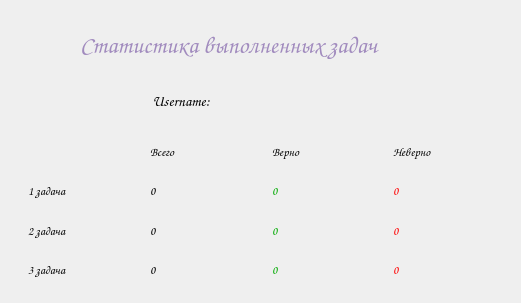
fdorii/TechProg2026_Shpunya, file statisticwindow.ui: the form before one commit.
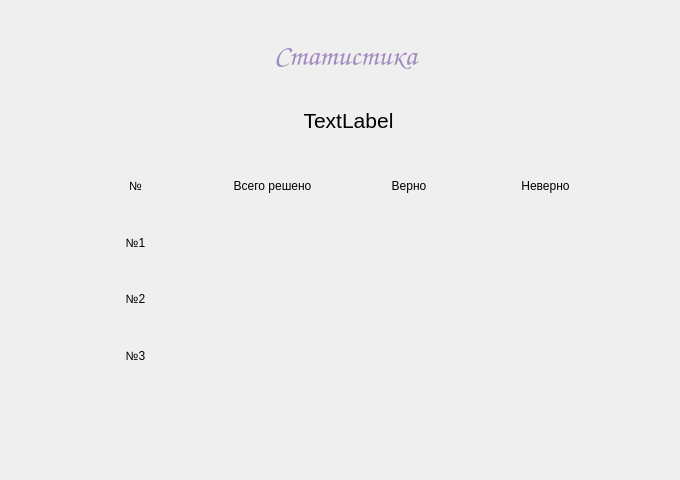
The form after the commit.

Commit message: Статистика исправлена

Patch:
```diff
--- a/statisticwindow.ui
+++ b/statisticwindow.ui
@@ -6,57 +6,19 @@
    <rect>
     <x>0</x>
     <y>0</y>
-    <width>521</width>
-    <height>303</height>
+    <width>680</width>
+    <height>480</height>
    </rect>
   </property>
   <property name="windowTitle">
    <string>Form</string>
   </property>
-  <widget class="QWidget" name="horizontalLayoutWidget">
+  <widget class="QLabel" name="label">
    <property name="geometry">
     <rect>
-     <x>90</x>
-     <y>80</y>
-     <width>341</width>
-     <height>41</height>
-    </rect>
-   </property>
-   <layout class="QHBoxLayout" name="horizontalLayout">
-    <item>
-     <widget class="QLabel" name="label">
-      <property name="font">
-       <font>
-        <family>Comic Sans MS</family>
-        <pointsize>11</pointsize>
-       </font>
-      </property>
-      <property name="text">
-       <string>                   Username:</string>
-      </property>
-     </widget>
-    </item>
-    <item>
-     <widget class="QLabel" name="usernameLabel">
-      <property name="font">
-       <font>
-        <family>Comic Sans MS</family>
-        <pointsize>11</pointsize>
-       </font>
-      </property>
-      <property name="text">
-       <string/>
-      </property>
-     </widget>
-    </item>
-   </layout>
-  </widget>
-  <widget class="QLabel" name="label_2">
-   <property name="geometry">
-    <rect>
-     <x>80</x>
-     <y>30</y>
-     <width>401</width>
+     <x>220</x>
+     <y>40</y>
+     <width>251</width>
      <height>31</height>
     </rect>
    </property>
@@ -90,390 +52,212 @@
    <property name="font">
     <font>
      <family>Comic Sans MS</family>
-     <pointsize>18</pointsize>
+     <pointsize>22</pointsize>
     </font>
    </property>
+   <property name="layoutDirection">
+    <enum>Qt::LayoutDirection::LeftToRight</enum>
+   </property>
    <property name="text">
-    <string>Статистика выполненных задач</string>
+    <string>Статистика</string>
+   </property>
+   <property name="alignment">
+    <set>Qt::AlignmentFlag::AlignCenter</set>
    </property>
   </widget>
   <widget class="QWidget" name="horizontalLayoutWidget_2">
    <property name="geometry">
     <rect>
-     <x>28</x>
-     <y>135</y>
-     <width>481</width>
-     <height>151</height>
+     <x>70</x>
+     <y>160</y>
+     <width>541</width>
+     <height>221</height>
     </rect>
    </property>
-   <layout class="QHBoxLayout" name="horizontalLayout_2">
-    <item>
-     <layout class="QVBoxLayout" name="verticalLayout_2">
-      <item>
-       <widget class="QLabel" name="label_7">
-        <property name="text">
-         <string/>
-        </property>
-       </widget>
-      </item>
-      <item>
-       <widget class="QLabel" name="label_4">
-        <property name="font">
-         <font>
-          <family>Comic Sans MS</family>
-         </font>
-        </property>
-        <property name="text">
-         <string>1 задача</string>
-        </property>
-       </widget>
-      </item>
-      <item>
-       <widget class="QLabel" name="label_5">
-        <property name="font">
-         <font>
-          <family>Comic Sans MS</family>
-         </font>
-        </property>
-        <property name="text">
-         <string>2 задача</string>
-        </property>
-       </widget>
-      </item>
-      <item>
-       <widget class="QLabel" name="label_6">
-        <property name="font">
-         <font>
-          <family>Comic Sans MS</family>
-         </font>
-        </property>
-        <property name="text">
-         <string>3 задача</string>
-        </property>
-       </widget>
-      </item>
-     </layout>
+   <layout class="QGridLayout" name="gridLayout">
+    <item row="3" column="0">
+     <widget class="QLabel" name="label_5">
+      <property name="text">
+       <string>№3</string>
+      </property>
+      <property name="alignment">
+       <set>Qt::AlignmentFlag::AlignCenter</set>
+      </property>
+     </widget>
     </item>
-    <item>
-     <layout class="QVBoxLayout" name="verticalLayout_3">
-      <item>
-       <widget class="QLabel" name="label_8">
-        <property name="font">
-         <font>
-          <family>Comic Sans MS</family>
-         </font>
-        </property>
-        <property name="text">
-         <string>Всего</string>
-        </property>
-       </widget>
-      </item>
-      <item>
-       <widget class="QLabel" name="cnt_1taskLabel">
-        <property name="font">
-         <font>
-          <family>Comic Sans MS</family>
-         </font>
-        </property>
-        <property name="text">
-         <string>0</string>
-        </property>
-       </widget>
-      </item>
-      <item>
-       <widget class="QLabel" name="cnt_2taskLabel">
-        <property name="font">
-         <font>
-          <family>Comic Sans MS</family>
-         </font>
-        </property>
-        <property name="text">
-         <string>0</string>
-        </property>
-       </widget>
-      </item>
-      <item>
-       <widget class="QLabel" name="cnt_3taskLabel">
-        <property name="font">
-         <font>
-          <family>Comic Sans MS</family>
-         </font>
-        </property>
-        <property name="text">
-         <string>0</string>
-        </property>
-       </widget>
-      </item>
-     </layout>
+    <item row="3" column="1">
+     <widget class="QLabel" name="cnt_3taskLabel">
+      <property name="text">
+       <string/>
+      </property>
+      <property name="alignment">
+       <set>Qt::AlignmentFlag::AlignCenter</set>
+      </property>
+     </widget>
     </item>
-    <item>
-     <layout class="QVBoxLayout" name="verticalLayout_7">
-      <item>
-       <widget class="QLabel" name="label_9">
-        <property name="font">
-         <font>
-          <family>Comic Sans MS</family>
-         </font>
-        </property>
-        <property name="text">
-         <string>Верно</string>
-        </property>
-       </widget>
-      </item>
-      <item>
-       <widget class="QLabel" name="r_1taskLabel">
-        <property name="palette">
-         <palette>
-          <active>
-           <colorrole role="WindowText">
-            <brush brushstyle="SolidPattern">
-             <color alpha="255">
-              <red>0</red>
-              <green>170</green>
-              <blue>0</blue>
-             </color>
-            </brush>
-           </colorrole>
-          </active>
-          <inactive>
-           <colorrole role="WindowText">
-            <brush brushstyle="SolidPattern">
-             <color alpha="255">
-              <red>0</red>
-              <green>170</green>
-              <blue>0</blue>
-             </color>
-            </brush>
-           </colorrole>
-          </inactive>
-          <disabled/>
-         </palette>
-        </property>
-        <property name="font">
-         <font>
-          <family>Comic Sans MS</family>
-         </font>
-        </property>
-        <property name="text">
-         <string>0</string>
-        </property>
-       </widget>
-      </item>
-      <item>
-       <widget class="QLabel" name="r_2taskLabel">
-        <property name="palette">
-         <palette>
-          <active>
-           <colorrole role="WindowText">
-            <brush brushstyle="SolidPattern">
-             <color alpha="255">
-              <red>0</red>
-              <green>170</green>
-              <blue>0</blue>
-             </color>
-            </brush>
-           </colorrole>
-          </active>
-          <inactive>
-           <colorrole role="WindowText">
-            <brush brushstyle="SolidPattern">
-             <color alpha="255">
-              <red>0</red>
-              <green>170</green>
-              <blue>0</blue>
-             </color>
-            </brush>
-           </colorrole>
-          </inactive>
-          <disabled/>
-         </palette>
-        </property>
-        <property name="font">
-         <font>
-          <family>Comic Sans MS</family>
-         </font>
-        </property>
-        <property name="text">
-         <string>0</string>
-        </property>
-       </widget>
-      </item>
-      <item>
-       <widget class="QLabel" name="r_3taskLabel">
-        <property name="palette">
-         <palette>
-          <active>
-           <colorrole role="WindowText">
-            <brush brushstyle="SolidPattern">
-             <color alpha="255">
-              <red>0</red>
-              <green>170</green>
-              <blue>0</blue>
-             </color>
-            </brush>
-           </colorrole>
-          </active>
-          <inactive>
-           <colorrole role="WindowText">
-            <brush brushstyle="SolidPattern">
-             <color alpha="255">
-              <red>0</red>
-              <green>170</green>
-              <blue>0</blue>
-             </color>
-            </brush>
-           </colorrole>
-          </inactive>
-          <disabled/>
-         </palette>
-        </property>
-        <property name="font">
-         <font>
-          <family>Comic Sans MS</family>
-         </font>
-        </property>
-        <property name="text">
-         <string>0</string>
-        </property>
-       </widget>
-      </item>
-     </layout>
+    <item row="2" column="0">
+     <widget class="QLabel" name="label_4">
+      <property name="text">
+       <string>№2</string>
+      </property>
+      <property name="alignment">
+       <set>Qt::AlignmentFlag::AlignCenter</set>
+      </property>
+     </widget>
     </item>
-    <item>
-     <layout class="QVBoxLayout" name="verticalLayout_4">
-      <item>
-       <widget class="QLabel" name="label_10">
-        <property name="font">
-         <font>
-          <family>Comic Sans MS</family>
-         </font>
-        </property>
-        <property name="text">
-         <string>Неверно</string>
-        </property>
-       </widget>
-      </item>
-      <item>
-       <widget class="QLabel" name="wr_1taskLabel">
-        <property name="palette">
-         <palette>
-          <active>
-           <colorrole role="WindowText">
-            <brush brushstyle="SolidPattern">
-             <color alpha="255">
-              <red>255</red>
-              <green>0</green>
-              <blue>0</blue>
-             </color>
-            </brush>
-           </colorrole>
-          </active>
-          <inactive>
-           <colorrole role="WindowText">
-            <brush brushstyle="SolidPattern">
-             <color alpha="255">
-              <red>255</red>
-              <green>0</green>
-              <blue>0</blue>
-             </color>
-            </brush>
-           </colorrole>
-          </inactive>
-          <disabled/>
-         </palette>
-        </property>
-        <property name="font">
-         <font>
-          <family>Comic Sans MS</family>
-         </font>
-        </property>
-        <property name="text">
-         <string>0</string>
-        </property>
-       </widget>
-      </item>
-      <item>
-       <widget class="QLabel" name="wr_2taskLabel">
-        <property name="palette">
-         <palette>
-          <active>
-           <colorrole role="WindowText">
-            <brush brushstyle="SolidPattern">
-             <color alpha="255">
-              <red>255</red>
-              <green>0</green>
-              <blue>0</blue>
-             </color>
-            </brush>
-           </colorrole>
-          </active>
-          <inactive>
-           <colorrole role="WindowText">
-            <brush brushstyle="SolidPattern">
-             <color alpha="255">
-              <red>255</red>
-              <green>0</green>
-              <blue>0</blue>
-             </color>
-            </brush>
-           </colorrole>
-          </inactive>
-          <disabled/>
-         </palette>
-        </property>
-        <property name="font">
-         <font>
-          <family>Comic Sans MS</family>
-         </font>
-        </property>
-        <property name="text">
-         <string>0</string>
-        </property>
-       </widget>
-      </item>
-      <item>
-       <widget class="QLabel" name="wr_3taskLabel">
-        <property name="palette">
-         <palette>
-          <active>
-           <colorrole role="WindowText">
-            <brush brushstyle="SolidPattern">
-             <color alpha="255">
-              <red>255</red>
-              <green>0</green>
-              <blue>0</blue>
-             </color>
-            </brush>
-           </colorrole>
-          </active>
-          <inactive>
-           <colorrole role="WindowText">
-            <brush brushstyle="SolidPattern">
-             <color alpha="255">
-              <red>255</red>
-              <green>0</green>
-              <blue>0</blue>
-             </color>
-            </brush>
-           </colorrole>
-          </inactive>
-          <disabled/>
-         </palette>
-        </property>
-        <property name="font">
-         <font>
-          <family>Comic Sans MS</family>
-         </font>
-        </property>
-        <property name="text">
-         <string>0</string>
-        </property>
-       </widget>
-      </item>
-     </layout>
+    <item row="1" column="3">
+     <widget class="QLabel" name="wr_1taskLabel">
+      <property name="text">
+       <string/>
+      </property>
+      <property name="alignment">
+       <set>Qt::AlignmentFlag::AlignCenter</set>
+      </property>
+     </widget>
+    </item>
+    <item row="3" column="3">
+     <widget class="QLabel" name="wr_3taskLabel">
+      <property name="text">
+       <string/>
+      </property>
+      <property name="alignment">
+       <set>Qt::AlignmentFlag::AlignCenter</set>
+      </property>
+     </widget>
+    </item>
+    <item row="0" column="1">
+     <widget class="QLabel" name="label_6">
+      <property name="text">
+       <string>Всего решено</string>
+      </property>
+      <property name="alignment">
+       <set>Qt::AlignmentFlag::AlignCenter</set>
+      </property>
+     </widget>
+    </item>
+    <item row="2" column="1">
+     <widget class="QLabel" name="cnt_2taskLabel">
+      <property name="text">
+       <string/>
+      </property>
+      <property name="alignment">
+       <set>Qt::AlignmentFlag::AlignCenter</set>
+      </property>
+     </widget>
+    </item>
+    <item row="1" column="0">
+     <widget class="QLabel" name="label_3">
+      <property name="text">
+       <string>№1</string>
+      </property>
+      <property name="alignment">
+       <set>Qt::AlignmentFlag::AlignCenter</set>
+      </property>
+     </widget>
+    </item>
+    <item row="0" column="0">
+     <widget class="QLabel" name="label_2">
+      <property name="text">
+       <string>№</string>
+      </property>
+      <property name="alignment">
+       <set>Qt::AlignmentFlag::AlignCenter</set>
+      </property>
+     </widget>
+    </item>
+    <item row="0" column="2">
+     <widget class="QLabel" name="label_10">
+      <property name="text">
+       <string>Верно</string>
+      </property>
+      <property name="alignment">
+       <set>Qt::AlignmentFlag::AlignCenter</set>
+      </property>
+     </widget>
+    </item>
+    <item row="3" column="2">
+     <widget class="QLabel" name="r_3taskLabel">
+      <property name="text">
+       <string/>
+      </property>
+      <property name="alignment">
+       <set>Qt::AlignmentFlag::AlignCenter</set>
+      </property>
+     </widget>
+    </item>
+    <item row="1" column="2">
+     <widget class="QLabel" name="r_1taskLabel">
+      <property name="text">
+       <string/>
+      </property>
+      <property name="alignment">
+       <set>Qt::AlignmentFlag::AlignCenter</set>
+      </property>
+     </widget>
+    </item>
+    <item row="0" column="3">
+     <widget class="QLabel" name="label_14">
+      <property name="text">
+       <string>Неверно</string>
+      </property>
+      <property name="alignment">
+       <set>Qt::AlignmentFlag::AlignCenter</set>
+      </property>
+     </widget>
+    </item>
+    <item row="1" column="1">
+     <widget class="QLabel" name="cnt_1taskLabel">
+      <property name="text">
+       <string/>
+      </property>
+      <property name="alignment">
+       <set>Qt::AlignmentFlag::AlignCenter</set>
+      </property>
+     </widget>
+    </item>
+    <item row="2" column="3">
+     <widget class="QLabel" name="wr_2taskLabel">
+      <property name="text">
+       <string/>
+      </property>
+      <property name="alignment">
+       <set>Qt::AlignmentFlag::AlignCenter</set>
+      </property>
+     </widget>
+    </item>
+    <item row="2" column="2">
+     <widget class="QLabel" name="r_2taskLabel">
+      <property name="text">
+       <string/>
+      </property>
+      <property name="alignment">
+       <set>Qt::AlignmentFlag::AlignCenter</set>
+      </property>
+     </widget>
     </item>
    </layout>
   </widget>
+  <widget class="QLabel" name="usernameLabel">
+   <property name="geometry">
+    <rect>
+     <x>258</x>
+     <y>100</y>
+     <width>181</width>
+     <height>41</height>
+    </rect>
+   </property>
+   <property name="font">
+    <font>
+     <pointsize>16</pointsize>
+    </font>
+   </property>
+   <property name="text">
+    <string>TextLabel</string>
+   </property>
+   <property name="alignment">
+    <set>Qt::AlignmentFlag::AlignCenter</set>
+   </property>
+  </widget>
  </widget>
  <resources/>
  <connections/>
```
Left out of the diff: 2 changed lines with no effect on the pictures. The commit also changes 11 other files.
